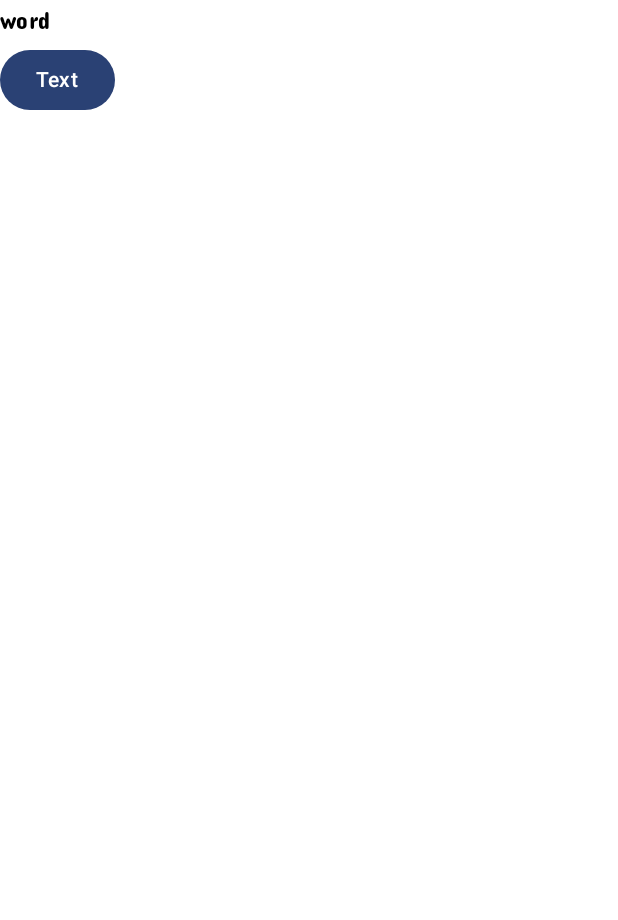
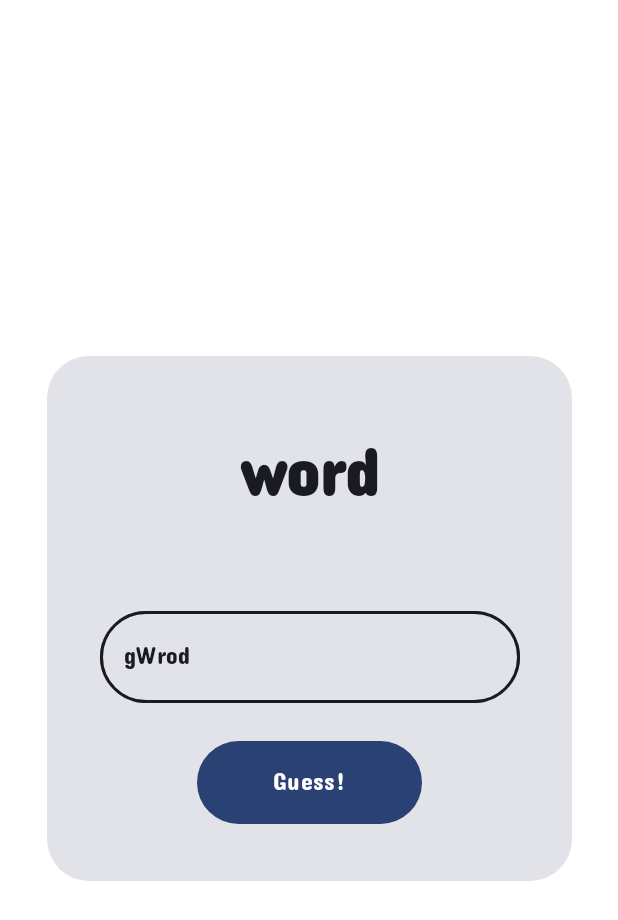
Before and after one commit to Mezoinnit/MVVM-MiniProjects, an Android app built with Jetpack Compose: the @Preview function MainScreenPreview, on a phone screen of 412 x 824 dp. Shown: the top 920 px of the screen. Run offline under Robolectric (Android 15) with nearby library versions, the phone set to English and light mode, and no system bars.

Commit message:
Scramble Update
The ui is done now

```diff
--- a/app/src/main/java/com/example/mvvmproject/view/ScrambleWord/ScrambleWordScreen.kt
+++ b/app/src/main/java/com/example/mvvmproject/view/ScrambleWord/ScrambleWordScreen.kt
@@ -1,18 +1,74 @@
 package com.example.mvvmproject.view.ScrambleWord
 
+import androidx.compose.foundation.border
+import androidx.compose.foundation.layout.Arrangement
 import androidx.compose.foundation.layout.Column
+import androidx.compose.foundation.layout.fillMaxSize
+import androidx.compose.foundation.layout.padding
+import androidx.compose.foundation.layout.size
+import androidx.compose.foundation.shape.RoundedCornerShape
 import androidx.compose.material3.Button
+import androidx.compose.material3.Card
+import androidx.compose.material3.MaterialTheme
+import androidx.compose.material3.OutlinedTextField
 import androidx.compose.material3.Text
 import androidx.compose.runtime.Composable
+import androidx.compose.ui.Alignment
+import androidx.compose.ui.Modifier
+import androidx.compose.ui.draw.clip
+import androidx.compose.ui.text.font.FontWeight.Companion.ExtraBold
 import androidx.compose.ui.tooling.preview.Preview
+import androidx.compose.ui.unit.dp
+import androidx.compose.ui.unit.sp
 import com.example.mvvmproject.ui.theme.MvvmProjectTheme
 
 @Composable
-fun ScrambleWordScreen(){
-    Column {
-        Text(text = "word")
-        Button(onClick = { /*TODO:ScrambleWordLogic*/ }) {
-            Text(text = "Text")
+fun ScrambleWordScreen() {
+    Column(
+        verticalArrangement = Arrangement.Center,
+        horizontalAlignment = Alignment.CenterHorizontally,
+        modifier = Modifier.fillMaxSize()
+    ) {
+        Card(
+            modifier = Modifier
+                .size(350.dp)
+                .clip(RoundedCornerShape(8))
+        ) {
+            Column(
+                horizontalAlignment = Alignment.CenterHorizontally,
+                verticalArrangement = Arrangement.Center,
+                modifier = Modifier.fillMaxSize()
+            ) {
+                Text(
+                    text = "word",
+                    style = MaterialTheme.typography.bodyLarge.copy(
+                        fontWeight = ExtraBold,
+                        fontSize = 45.sp
+                    ),
+                    modifier = Modifier.padding(bottom = 50.dp)
+                )
+                OutlinedTextField(
+                    value = "gWrod",
+                    onValueChange = { "gWord" },
+                    modifier = Modifier
+                        .border(
+                            2.dp,
+                            MaterialTheme.colorScheme.onBackground,
+                            RoundedCornerShape(100),
+                        )
+                        .clip(
+                            RoundedCornerShape(100)
+                        )
+                )
+                Button(
+                    onClick = { /*TODO:ScrambleWordLogic*/ },
+                    modifier = Modifier
+                        .padding(top = 25.dp)
+                        .size(150.dp, 55.dp)
+                ) {
+                    Text(text = "Guess!", style = MaterialTheme.typography.bodyLarge)
+                }
+            }
         }
     }
 }
```
